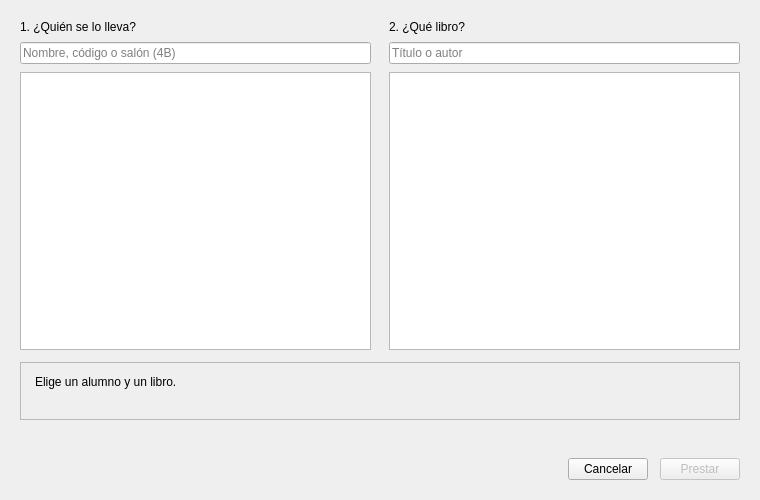
This is src/biblioteca/ui/disenos/nuevo_prestamo.ui in yaelink7/Biblioteca_Implementacion_Escuela_Primaria as Qt 5 draws it before an edit. The edited form follows.
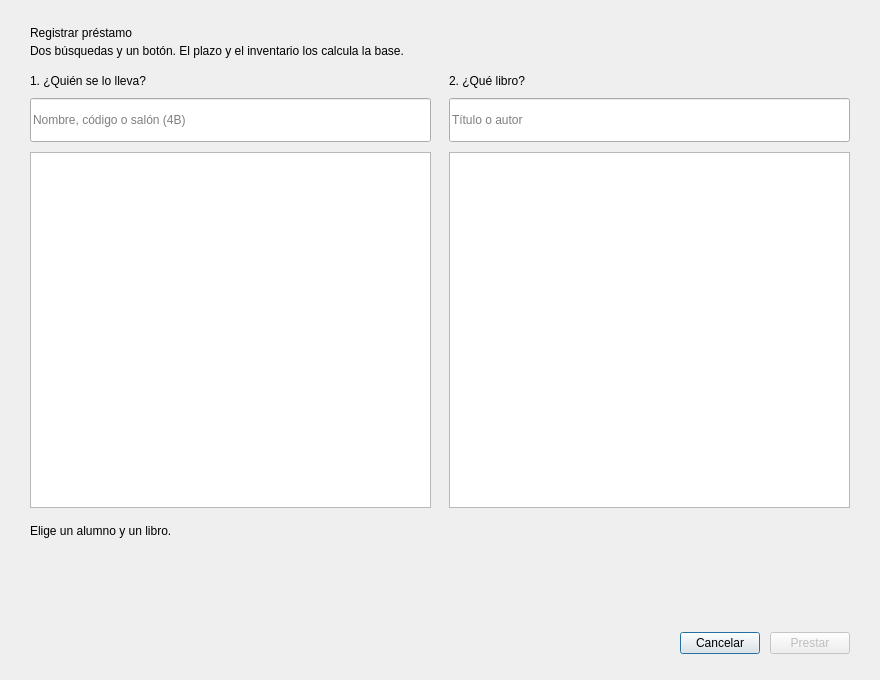
This is the edited form.

```diff
--- a/src/biblioteca/ui/disenos/nuevo_prestamo.ui
+++ b/src/biblioteca/ui/disenos/nuevo_prestamo.ui
@@ -2,31 +2,39 @@
 <ui version="4.0">
  <class>DialogoNuevoPrestamo</class>
  <widget class="QDialog" name="DialogoNuevoPrestamo">
-  <property name="geometry">
-   <rect>
-    <x>0</x>
-    <y>0</y>
-    <width>760</width>
-    <height>500</height>
-   </rect>
-  </property>
-  <property name="windowTitle">
-   <string>Registrar préstamo</string>
-  </property>
-  <layout class="QVBoxLayout" name="disposicion">
-   <property name="leftMargin"><number>20</number></property>
-   <property name="topMargin"><number>20</number></property>
-   <property name="rightMargin"><number>20</number></property>
-   <property name="bottomMargin"><number>20</number></property>
-   <property name="spacing"><number>12</number></property>
-
+  <property name="geometry"><rect><x>0</x><y>0</y><width>880</width><height>680</height></rect></property>
+  <property name="windowTitle"><string>Registrar préstamo</string></property>
+  <layout class="QVBoxLayout" name="disposicion" stretch="0,1,0,0,0">
+   <property name="leftMargin"><number>30</number></property>
+   <property name="topMargin"><number>26</number></property>
+   <property name="rightMargin"><number>30</number></property>
+   <property name="bottomMargin"><number>26</number></property>
+   <property name="spacing"><number>16</number></property>
+   <item>
+    <layout class="QVBoxLayout" name="encabezado">
+     <property name="spacing"><number>4</number></property>
+     <item>
+      <widget class="QLabel" name="etiquetaEncabezado">
+       <property name="text"><string>Registrar préstamo</string></property>
+       <property name="rol" stdset="0"><string>tituloDialogo</string></property>
+      </widget>
+     </item>
+     <item>
+      <widget class="QLabel" name="etiquetaSubtitulo">
+       <property name="text"><string>Dos búsquedas y un botón. El plazo y el inventario los calcula la base.</string></property>
+       <property name="wordWrap"><bool>true</bool></property>
+       <property name="rol" stdset="0"><string>subtituloDialogo</string></property>
+      </widget>
+     </item>
+    </layout>
+   </item>
    <item>
     <layout class="QHBoxLayout" name="filaColumnas">
      <property name="spacing"><number>18</number></property>
 
      <item>
       <layout class="QVBoxLayout" name="columnaAlumno">
-       <property name="spacing"><number>8</number></property>
+       <property name="spacing"><number>10</number></property>
        <item>
         <widget class="QLabel" name="etiquetaAlumno">
          <property name="text"><string>1. ¿Quién se lo lleva?</string></property>
@@ -34,22 +42,25 @@
        </item>
        <item>
         <widget class="QLineEdit" name="campoBuscarAlumno">
-         <property name="placeholderText">
-          <string>Nombre, código o salón (4B)</string>
-         </property>
-         <property name="minimumHeight"><number>34</number></property>
+         <property name="minimumSize"><size><width>200</width><height>44</height></size></property>
+         <property name="placeholderText"><string>Nombre, código o salón (4B)</string></property>
          <property name="clearButtonEnabled"><bool>true</bool></property>
         </widget>
        </item>
        <item>
-        <widget class="QListWidget" name="listaAlumnos"/>
+        <widget class="QListWidget" name="listaAlumnos">
+         <property name="minimumHeight"><number>300</number></property>
+         <property name="horizontalScrollBarPolicy"><enum>Qt::ScrollBarAlwaysOff</enum></property>
+         <property name="verticalScrollMode"><enum>QAbstractItemView::ScrollPerPixel</enum></property>
+         <property name="rol" stdset="0"><string>opciones</string></property>
+        </widget>
        </item>
       </layout>
      </item>
 
      <item>
       <layout class="QVBoxLayout" name="columnaLibro">
-       <property name="spacing"><number>8</number></property>
+       <property name="spacing"><number>10</number></property>
        <item>
         <widget class="QLabel" name="etiquetaLibro">
          <property name="text"><string>2. ¿Qué libro?</string></property>
@@ -57,15 +68,18 @@
        </item>
        <item>
         <widget class="QLineEdit" name="campoBuscarLibro">
-         <property name="placeholderText">
-          <string>Título o autor</string>
-         </property>
-         <property name="minimumHeight"><number>34</number></property>
+         <property name="minimumSize"><size><width>200</width><height>44</height></size></property>
+         <property name="placeholderText"><string>Título o autor</string></property>
          <property name="clearButtonEnabled"><bool>true</bool></property>
         </widget>
        </item>
        <item>
-        <widget class="QListWidget" name="listaLibros"/>
+        <widget class="QListWidget" name="listaLibros">
+         <property name="minimumHeight"><number>300</number></property>
+         <property name="horizontalScrollBarPolicy"><enum>Qt::ScrollBarAlwaysOff</enum></property>
+         <property name="verticalScrollMode"><enum>QAbstractItemView::ScrollPerPixel</enum></property>
+         <property name="rol" stdset="0"><string>opciones</string></property>
+        </widget>
        </item>
       </layout>
      </item>
@@ -74,41 +88,51 @@
    </item>
 
    <item>
-    <widget class="QFrame" name="marcoResumen">
-     <property name="frameShape"><enum>QFrame::StyledPanel</enum></property>
-     <layout class="QVBoxLayout" name="disposicionResumen">
+    <layout class="QVBoxLayout" name="cierre">
+     <property name="spacing"><number>4</number></property>
+     <item>
+      <widget class="QLabel" name="etiquetaResumen">
+       <property name="text"><string>Elige un alumno y un libro.</string></property>
+       <property name="wordWrap"><bool>true</bool></property>
+       <property name="rol" stdset="0"><string>resumenPrestamo</string></property>
+      </widget>
+     </item>
+     <item>
+      <widget class="QLabel" name="etiquetaPlazo">
+       <property name="text"><string/></property>
+       <property name="wordWrap"><bool>true</bool></property>
+       <property name="rol" stdset="0"><string>notaCampo</string></property>
+      </widget>
+     </item>
+    </layout>
+   </item>
+   <item>
+    <widget class="QFrame" name="cajaError">
+     <layout class="QHBoxLayout" name="disposicionError">
       <property name="leftMargin"><number>14</number></property>
       <property name="topMargin"><number>12</number></property>
       <property name="rightMargin"><number>14</number></property>
       <property name="bottomMargin"><number>12</number></property>
-      <property name="spacing"><number>4</number></property>
+      <property name="spacing"><number>10</number></property>
+      <item alignment="Qt::AlignTop">
+       <widget class="QLabel" name="iconoError">
+        <property name="minimumSize"><size><width>20</width><height>20</height></size></property>
+        <property name="maximumSize"><size><width>20</width><height>20</height></size></property>
+        <property name="text"><string/></property>
+       </widget>
+      </item>
       <item>
-       <widget class="QLabel" name="etiquetaResumen">
-        <property name="text">
-         <string>Elige un alumno y un libro.</string>
-        </property>
+       <widget class="QLabel" name="etiquetaError">
+        <property name="text"><string/></property>
         <property name="wordWrap"><bool>true</bool></property>
        </widget>
       </item>
-      <item>
-       <widget class="QLabel" name="etiquetaPlazo">
-        <property name="text"><string/></property>
-       </widget>
-      </item>
      </layout>
     </widget>
    </item>
-
-   <item>
-    <widget class="QLabel" name="etiquetaError">
-     <property name="text"><string/></property>
-     <property name="wordWrap"><bool>true</bool></property>
-     <property name="minimumHeight"><number>34</number></property>
-    </widget>
-   </item>
-
    <item>
     <layout class="QHBoxLayout" name="filaBotones">
+     <property name="spacing"><number>10</number></property>
      <item>
       <spacer name="espacioBotones">
        <property name="orientation"><enum>Qt::Horizontal</enum></property>
@@ -128,7 +152,6 @@
        <property name="text"><string>Prestar</string></property>
        <property name="minimumHeight"><number>34</number></property>
        <property name="enabled"><bool>false</bool></property>
-       <property name="default"><bool>true</bool></property>
       </widget>
      </item>
     </layout>
```
Left out of the diff: 26 changed lines with no effect on the pictures.
